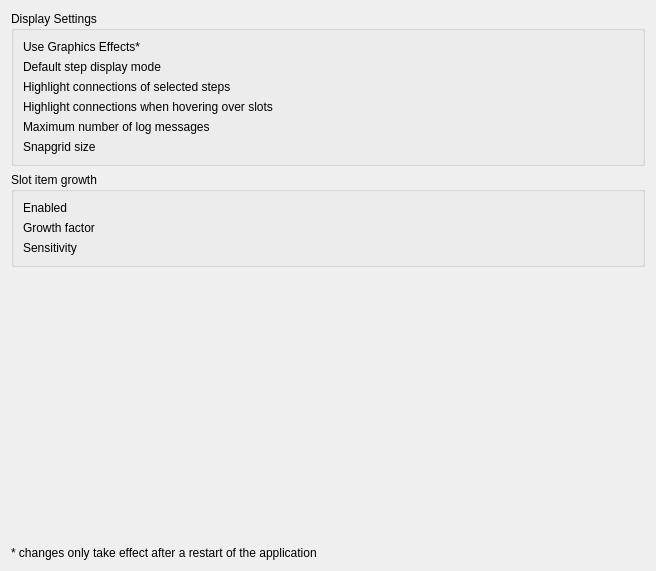
Qt form cedar/processing/gui/UiSettings.ui (cedar/cedar) before a commit.
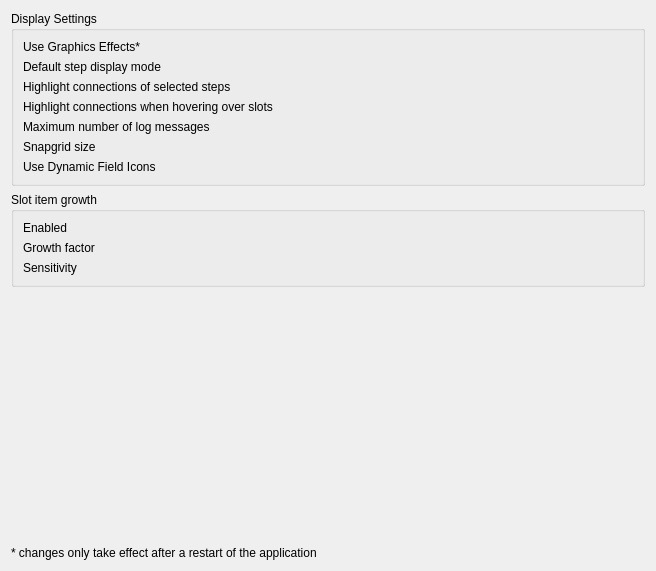
The same form after that commit. Custom widgets are drawn as their Qt base class.

Commit message: The FieldIconupdate is now correctly executed in the GuiThread. Also it is possible to disable the IconUpdate in the global Settings.

What changed in the file:
```diff
--- a/cedar/processing/gui/UiSettings.ui
+++ b/cedar/processing/gui/UiSettings.ui
@@ -83,6 +83,16 @@
       <item row="5" column="1">
        <widget class="cedar::aux::gui::DoubleParameter" name="mpSnapGridSize" native="true"/>
       </item>
+      <item row="6" column="0">
+       <widget class="QLabel" name="label_4">
+        <property name="text">
+         <string>Use Dynamic Field Icons</string>
+        </property>
+       </widget>
+      </item>
+      <item row="6" column="1">
+       <widget class="cedar::aux::gui::BoolParameter" name="mpUseDynamicFieldIcons" native="true"/>
+      </item>
      </layout>
     </widget>
    </item>
```
The commit also changes 9 other files.
